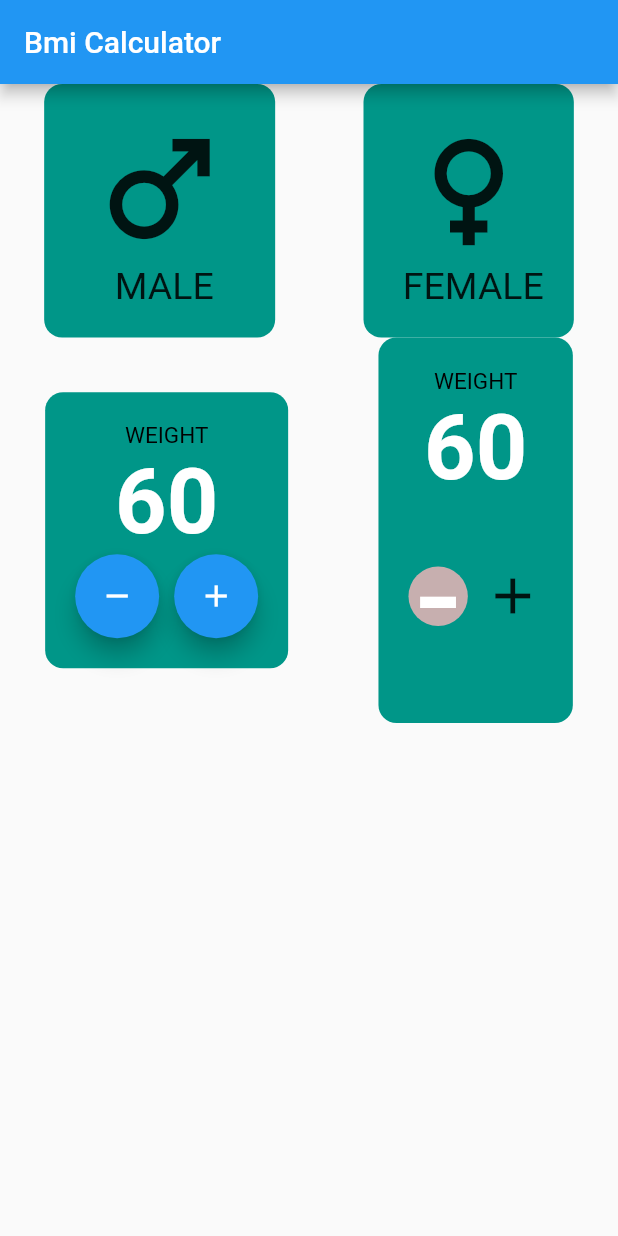
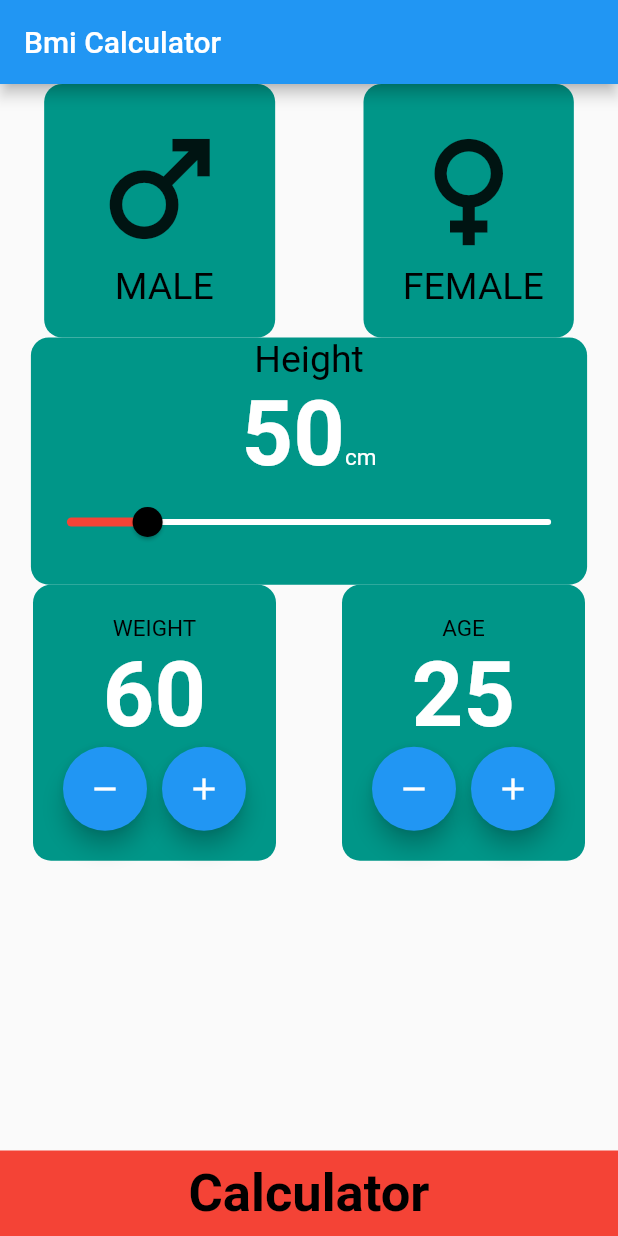
Before and after one commit to JanibekJali/kur9---bmi_calculator, a Flutter app: the screen it shows after launch, on a phone screen of 412 x 824 dp. Run offline on Flutter 3.47's test engine with Material 2 defaults, Android fonts, the phone set to English and light mode, and no system bars.

Commit message:
Bmi is not completed

```diff
--- a/lib/constants/colors/colors.dart
+++ b/lib/constants/colors/colors.dart
@@ -5,4 +5,5 @@ class AppColors {
   static const Color white = Colors.white;
   static const Color blue = Colors.blue;
   static const Color black = Colors.black;
+  static const Color blackBlue = Color(0xff0A001F);
 }
--- a/lib/constants/text_styles/text_styles.dart
+++ b/lib/constants/text_styles/text_styles.dart
@@ -7,9 +7,22 @@ class TextStyles {
     color: AppColors.white,
     fontWeight: FontWeight.bold,
   );
+  static const TextStyle text25Black = TextStyle(
+    fontSize: 25,
+    color: AppColors.black,
+  );
+  static const TextStyle text35Black = TextStyle(
+    fontSize: 35,
+    color: AppColors.black,
+    fontWeight: FontWeight.w700,
+  );
   static const TextStyle text15Grey = TextStyle(
     fontSize: 15,
     color: AppColors.black,
+  );
+  static const TextStyle text15White = TextStyle(
+    fontSize: 15,
+    color: AppColors.white,
   );
   static const TextStyle text100White = TextStyle(
     fontSize: 100,
--- a/lib/main.dart
+++ b/lib/main.dart
@@ -1,5 +1,5 @@
 import 'package:bmi_calculator/presentaion/pages/home_page.dart';
-import 'package:flutter/material.dart' ;
+import 'package:flutter/material.dart';
 
 void main() {
   runApp(const BmiCalculator());
@@ -12,6 +12,10 @@ class BmiCalculator extends StatelessWidget {
   Widget build(BuildContext context) {
     return const MaterialApp(
       home: HomePage(),
+      // home: SecondPage(),
+      routes: {
+        // ResultPage.route: (context) => const ResultPage(),
+      },
     );
   }
 }
--- a/lib/presentaion/pages/home_page.dart
+++ b/lib/presentaion/pages/home_page.dart
@@ -1,9 +1,29 @@
 // import 'dart:math' as math;
 
+import 'dart:developer';
+
+import 'package:bmi_calculator/constants/text_styles/text_styles.dart';
 import 'package:bmi_calculator/presentaion/widgets/custom_container.dart';
+import 'package:bmi_calculator/presentaion/widgets/decoration_b_r_widget.dart';
+import 'package:bmi_calculator/presentaion/widgets/weight_age_widget.dart';
+import 'package:bmi_calculator/second_page.dart';
 import 'package:flutter/material.dart';
 
-import '../../constants/text_styles/text_styles.dart';
+Color activeColor = Colors.red;
+Color inactiveColor = Colors.teal;
+
+enum Gender {
+  male,
+  female,
+  none,
+}
+
+// enum Toyota {
+//   camry,
+//   coldina,
+//   ist,
+//   landCruicer,
+// }
 
 class HomePage extends StatefulWidget {
   const HomePage({super.key});
@@ -14,18 +34,55 @@ class HomePage extends StatefulWidget {
 
 class _HomePageState extends State<HomePage> {
   int weight = 60;
-
-  void countAdd() {
+  int age = 25;
+  double sliderHeight = 50;
+  void countWeight(int basildy) {
+    if (basildy == 0) {
+      weight--;
+    }
+    if (basildy == 1) {
+      weight++;
+    }
     setState(() {});
-    weight = weight + 1;
   }
 
-  void countRemove() {
+  void countAge(int tuuraSanBer) {
+    if (tuuraSanBer == 0) {
+      age--;
+    }
+    if (tuuraSanBer == 1) {
+      age++;
+    }
     setState(() {});
-    if (weight == 0) {
-      weight++;
   }
-    weight = weight - 1;
+
+  // void maleFamale(int san) {
+  //   if (san == 1) {
+  //     maleSelected = activeColor;
+  //     femaleSelected = inactiveColor;
+  //   }
+  //   if (san ==2) {
+  //     femaleSelected = activeColor;
+  //     maleSelected = inactiveColor;
+  //   }
+  //   setState(() {});
+  // }
+  final male = Gender.male;
+  final female = Gender.female;
+  final none = Gender.none;
+  Color maleSelected = inactiveColor;
+  Color femaleSelected = inactiveColor;
+
+  void maleFamale(Gender gender) {
+    if (gender == male) {
+      maleSelected = activeColor;
+      femaleSelected = inactiveColor;
+    }
+    if (gender == female) {
+      femaleSelected = activeColor;
+      maleSelected = inactiveColor;
+    }
+    setState(() {});
   }
 
   @override
@@ -34,18 +91,26 @@ class _HomePageState extends State<HomePage> {
       appBar: AppBar(
         title: const Text('Bmi Calculator'),
       ),
-      body: Column(
+      body: SingleChildScrollView(
+        child: Column(
+          mainAxisAlignment: MainAxisAlignment.spaceAround,
           children: [
             Row(
               mainAxisAlignment: MainAxisAlignment.spaceAround,
-            children: const [
+              children: [
                 CustomConatainer(
+                  onTap: () => maleFamale(male),
+                  color: maleSelected,
                   padHor: 27,
                   padVer: 20,
                   text: ' male',
                   icons: Icons.male,
                 ),
                 CustomConatainer(
+                  onTap: () {
+                    maleFamale(female);
+                  },
+                  color: femaleSelected,
                   padHor: 20,
                   padVer: 20,
                   text: ' FeMaLe',
@@ -53,106 +118,86 @@ class _HomePageState extends State<HomePage> {
                 ),
               ],
             ),
-          // Slider(max: 300, value: 24, onChanged: ((value) {}))
-          Row(
-            mainAxisAlignment: MainAxisAlignment.spaceAround,
-            children: [
             Container(
-                decoration: BoxDecoration(
-                  borderRadius: BorderRadius.circular(12),
-                  color: Colors.teal,
-                ),
-                child: Padding(
-                  padding: const EdgeInsets.all(20),
+              decoration: DecorationBRWidget.borderRadius12Teal,
+              width: MediaQuery.of(context).size.width * 0.9,
+              height: MediaQuery.of(context).size.height * 0.20,
               child: Column(
                 children: [
-                      Text(
-                        'WEiGht'.toUpperCase(),
-                        style: TextStyles.text15Grey,
-                      ),
-                      Text(
-                        weight.toString(),
-                        style: TextStyles.text60Wight,
+                  const Text(
+                    'Height',
+                    style: TextStyles.text25Black,
                   ),
                   Row(
                     mainAxisAlignment: MainAxisAlignment.center,
+                    crossAxisAlignment: CrossAxisAlignment.baseline,
+                    textBaseline: TextBaseline.alphabetic,
                     children: [
-                          FloatingActionButton(
-                            onPressed: countRemove,
-                            child: const Icon(Icons.remove),
+                      Text(
+                        sliderHeight.toStringAsFixed(0),
+                        style: TextStyles.text60Wight,
                       ),
-                          const SizedBox(
-                            width: 10,
-                          ),
-                          FloatingActionButton(
-                            onPressed: countAdd,
-                            child: const Icon(Icons.add),
+                      const Text(
+                        'cm',
+                        style: TextStyles.text15White,
                       ),
                     ],
+                  ),
+                  Slider(
+                    activeColor: Colors.red,
+                    inactiveColor: Colors.white,
+                    thumbColor: Colors.black,
+                    max: 300,
+                    min: 0,
+                    value: sliderHeight,
+                    onChanged: ((adamOzgorttu) {
+                      sliderHeight = adamOzgorttu;
+                      setState(() {});
+                      log('adamOzgorttu ===> $adamOzgorttu');
+                    }),
                   ),
                 ],
               ),
             ),
+            Row(
+              mainAxisAlignment: MainAxisAlignment.spaceAround,
+              children: [
+                WeightAgeWidget(
+                  text: 'WeIGHt',
+                  countText: weight.toString(),
+                  onMinus: () => countWeight(0),
+                  onPlus: () => countWeight(1),
                 ),
-              Container(
-                decoration: BoxDecoration(
-                  borderRadius: BorderRadius.circular(12),
-                  color: Colors.teal,
-                ),
-                child: Padding(
-                  padding: const EdgeInsets.all(20),
-                  child: Column(
-                    children: [
-                      Text(
-                        'WEiGht'.toUpperCase(),
-                        style: TextStyles.text15Grey,
-                      ),
-                      Text(
-                        weight.toString(),
-                        style: TextStyles.text60Wight,
-                      ),
-                      Row(
-                        mainAxisAlignment: MainAxisAlignment.center,
-                        children: [
-                          Container(
-                            decoration: const BoxDecoration(
-                                color: Color.fromARGB(255, 199, 175, 175),
-                                shape: BoxShape.circle),
-                            child: Material(
-                              color: Colors.transparent,
-                              child: InkWell(
-                                customBorder: const CircleBorder(),
-                                splashColor: Colors.blue,
-                                onTap: countRemove,
-                                child: const Padding(
-                                  padding: EdgeInsets.all(6.0),
-                                  child: Text(
-                                    '-',
-                                    style: TextStyles.text100White,
-                                  ),
-                                ),
-                              ),
-                            ),
-                          ),
-                          const SizedBox(
-                            width: 10,
-                          ),
-                          GestureDetector(
-                            onTap: countAdd,
-                            child: const Icon(
-                              Icons.add,
-                              size: 40,
-                            ),
-                          ),
-                        ],
-                      ),
-                    ],
-                  ),
-                ),
+                WeightAgeWidget(
+                  text: 'Age',
+                  countText: age.toString(),
+                  onMinus: () => countAge(0),
+                  onPlus: () {
+                    countAge(1);
+                  },
                 ),
               ],
             )
           ],
+        ),
+      ),
+      bottomNavigationBar: InkWell(
+        onTap: () {
+          // Get.to(const SecondPage());
+          Navigator.push(context,
+              MaterialPageRoute(builder: (context) => const SecondPage()));
+        },
+        child: Container(
+          color: Colors.red,
+          child: const Padding(
+            padding: EdgeInsets.all(8.0),
+            child: Text(
+              'Calculator',
+              style: TextStyles.text35Black,
+              textAlign: TextAlign.center,
+            ),
+          ),
+        ),
       ),
     );
   }
@@ -163,3 +208,59 @@ class Adam {
   final int? jash;
   Adam({this.name, this.jash});
 }
+// Container(
+              //   decoration: BoxDecoration(
+              //     borderRadius: BorderRadius.circular(12),
+              //     color: Colors.teal,
+              //   ),
+              //   child: Padding(
+              //     padding: const EdgeInsets.all(20),
+              //     child: Column(
+              //       children: [
+              //         Text(
+              //           'WEiGht'.toUpperCase(),
+              //           style: TextStyles.text15Grey,
+              //         ),
+              //         Text(
+              //           weight.toString(),
+              //           style: TextStyles.text60Wight,
+              //         ),
+              //         Row(
+              //           mainAxisAlignment: MainAxisAlignment.center,
+              //           children: [
+              //             Container(
+              //               decoration: const BoxDecoration(
+              //                   color: Color.fromARGB(255, 199, 175, 175),
+              //                   shape: BoxShape.circle),
+              //               child: Material(
+              //                 color: Colors.transparent,
+              //                 child: InkWell(
+              //                   customBorder: const CircleBorder(),
+              //                   splashColor: Colors.blue,
+              //                   onTap: countRemove,
+              //                   child: const Padding(
+              //                     padding: EdgeInsets.all(6.0),
+              //                     child: Text(
+              //                       '-',
+              //                       style: TextStyles.text100White,
+              //                     ),
+              //                   ),
+              //                 ),
+              //               ),
+              //             ),
+              //             const SizedBox(
+              //               width: 10,
+              //             ),
+              //             GestureDetector(
+              //               onTap: countAdd,
+              //               child: const Icon(
+              //                 Icons.add,
+              //                 size: 40,
+              //               ),
+              //             ),
+              //           ],
+              //         ),
+              //       ],
+              //     ),
+              //   ),
+              // ),
--- a/lib/presentaion/widgets/custom_container.dart
+++ b/lib/presentaion/widgets/custom_container.dart
@@ -1,3 +1,4 @@
+import 'package:bmi_calculator/constants/text_styles/text_styles.dart';
 import 'package:flutter/material.dart';
 
 class CustomConatainer extends StatelessWidget {
@@ -5,7 +6,11 @@ class CustomConatainer extends StatelessWidget {
   final double? padHor;
   final double? padVer;
   final String? text;
+  final Color? color;
+  final void Function()? onTap;
   const CustomConatainer({
+    this.onTap,
+    this.color,
     this.padHor,
     this.padVer,
     this.icons,
@@ -15,10 +20,15 @@ class CustomConatainer extends StatelessWidget {
 
   @override
   Widget build(BuildContext context) {
-    return Container(
+    return Material(
+      color: Colors.transparent,
+      child: InkWell(
+        splashColor: Colors.black,
+        onTap: onTap,
+        child: Container(
           decoration: BoxDecoration(
             borderRadius: BorderRadius.circular(12),
-        color: Colors.teal,
+            color: color,
           ),
           padding: const EdgeInsets.symmetric(),
           child: Padding(
@@ -34,9 +44,11 @@ class CustomConatainer extends StatelessWidget {
                 ),
                 Text(
                   text!.toUpperCase(),
-              style: const TextStyle(fontSize: 25),
+                  style: TextStyles.text25Black,
                 ),
               ],
+            ),
+          ),
         ),
       ),
     );
--- /dev/null
+++ b/lib/presentaion/widgets/decoration_b_r_widget.dart
@@ -0,0 +1,8 @@
+import 'package:flutter/material.dart';
+
+class DecorationBRWidget {
+  static Decoration borderRadius12Teal = BoxDecoration(
+    borderRadius: BorderRadius.circular(12),
+    color: Colors.teal,
+  );
+}
--- /dev/null
+++ b/lib/presentaion/widgets/weight_age_widget.dart
@@ -0,0 +1,57 @@
+import 'package:bmi_calculator/constants/text_styles/text_styles.dart';
+import 'package:flutter/material.dart';
+
+class WeightAgeWidget extends StatelessWidget {
+  final String? text;
+  final String? countText;
+  final void Function()? onPlus;
+  final void Function()? onMinus;
+
+  const WeightAgeWidget({
+    this.onPlus,
+    this.onMinus,
+    this.countText,
+    this.text,
+  });
+
+  @override
+  Widget build(BuildContext context) {
+    return Container(
+      decoration: BoxDecoration(
+        borderRadius: BorderRadius.circular(12),
+        color: Colors.teal,
+      ),
+      child: Padding(
+        padding: const EdgeInsets.all(20),
+        child: Column(
+          children: [
+            Text(
+              text!.toUpperCase(),
+              style: TextStyles.text15Grey,
+            ),
+            Text(
+              countText!,
+              style: TextStyles.text60Wight,
+            ),
+            Row(
+              mainAxisAlignment: MainAxisAlignment.center,
+              children: [
+                FloatingActionButton(
+                  onPressed: onMinus,
+                  child: const Icon(Icons.remove),
+                ),
+                const SizedBox(
+                  width: 10,
+                ),
+                FloatingActionButton(
+                  onPressed: onPlus,
+                  child: const Icon(Icons.add),
+                ),
+              ],
+            ),
+          ],
+        ),
+      ),
+    );
+  }
+}
--- /dev/null
+++ b/lib/second_page.dart
@@ -0,0 +1,14 @@
+import 'package:flutter/material.dart';
+
+class SecondPage extends StatelessWidget {
+  const SecondPage();
+
+  @override
+  Widget build(BuildContext context) {
+    return const Scaffold(
+      body: Center(
+        child: Text('Second Page'),
+      ),
+    );
+  }
+}
--- a/pubspec.yaml
+++ b/pubspec.yaml
@@ -37,6 +37,7 @@ dependencies:
   # Use with the CupertinoIcons class for iOS style icons.
   cupertino_icons: ^1.0.2
   icony: ^1.0.5
+  get: ^4.6.5
 
 dev_dependencies:
   flutter_test:
```
Also changed, not shown: lib/presentaion/pages/result_page.dart (added, +23 -0 lines), pubspec.lock. Lines whose indentation alone changed are shown as unchanged.
